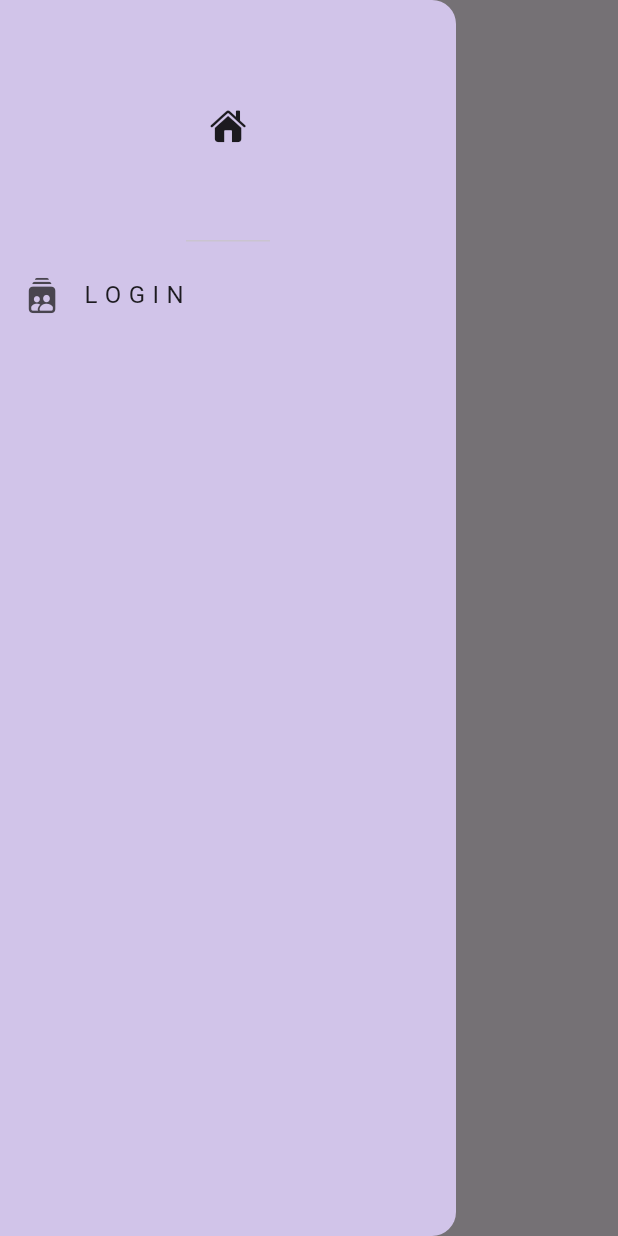
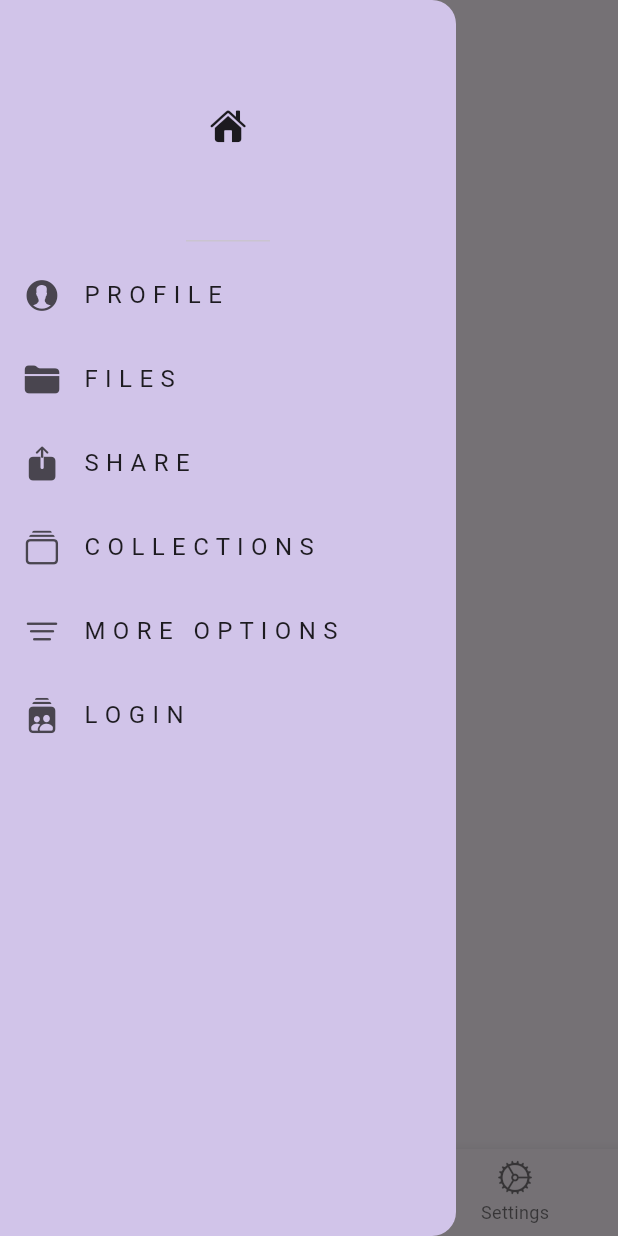
Before and after one commit to tarun1sisodia/Android-Studio-Flutter, a Flutter app: the HomePage screen opened directly, with the side drawer open, on a phone screen of 412 x 824 dp. Run offline on Flutter 3.47's test engine with Material 3 defaults, Android fonts, the light colour scheme and no system bars.

Commit message:
Home Layout with drawer and bottom nav bar

```diff
--- a/saferun/lib/pages/home_page.dart
+++ b/saferun/lib/pages/home_page.dart
@@ -17,10 +17,11 @@ class _HomePageState extends State<HomePage> {
           child: Column(
             children: [
               DrawerHeader(child: Icon(CupertinoIcons.house_fill)),
-            /* ListTile(
+              ListTile(
                   leading: Icon(CupertinoIcons.person_alt_circle_fill),
                   title: Text("P R O F I L E"),
                   onTap: () {
+                    Navigator.pop(context);
                     Navigator.pushNamed(context, '/profile');
                   }),
               ListTile(
@@ -43,19 +44,18 @@ class _HomePageState extends State<HomePage> {
                       " L E C T I O N S"),
                   onTap: () {
                     Navigator.pushNamed(context, '/collection');
-              }
-            ),
+                  }),
               ListTile(
                   leading: Icon(CupertinoIcons.line_horizontal_3_decrease),
                   title: Text("M O R E   O P T I O N S"),
                   onTap: () {
                     Navigator.pushNamed(context, 'more_options');
-              }
-            ),*/
+                  }),
               ListTile(
                 leading: Icon(CupertinoIcons.person_2_square_stack_fill),
                 title: Text("L O G I N "),
                 onTap: () {
+                  Navigator.pop(context);
                   Navigator.pushNamed(context, '/loginpage');
                 },
               ),
@@ -63,6 +63,40 @@ class _HomePageState extends State<HomePage> {
           ),
         ),
         appBar: AppBar(title: Text("Coding Hero")),
-    );
+        bottomNavigationBar: BottomNavigationBar(
+          selectedItemColor: Colors.teal.shade900,
+          items: [
+            BottomNavigationBarItem(
+                icon: Icon(CupertinoIcons.home), label: "Home"),
+            BottomNavigationBarItem(
+                icon: Icon(CupertinoIcons.person_alt), label: "Profile"),
+            BottomNavigationBarItem(
+                icon: Icon(CupertinoIcons.settings), label: "Settings"),
+          ],
+        ),
+        body: ListView(
+          children: [
+            Expanded(
+                child: Row(
+              mainAxisAlignment: MainAxisAlignment.start,
+              children: [
+                Container(
+                  padding: EdgeInsets.only(left: 15),
+                  child: InkWell(
+                    onTap: () {
+                      Navigator.pop(context);
+                      Navigator.pushNamed(context, '/loginpage');
+                    },
+                    child: Text(
+                      "Join Coding Hero",
+                      style: TextStyle(
+                          fontFamily: 'Roboto', fontWeight: FontWeight.w500),
+                    ),
+                  ),
+                )
+              ],
+            )),
+          ],
+        ));
   }
 }
```
Lines whose indentation alone changed are shown as unchanged.
